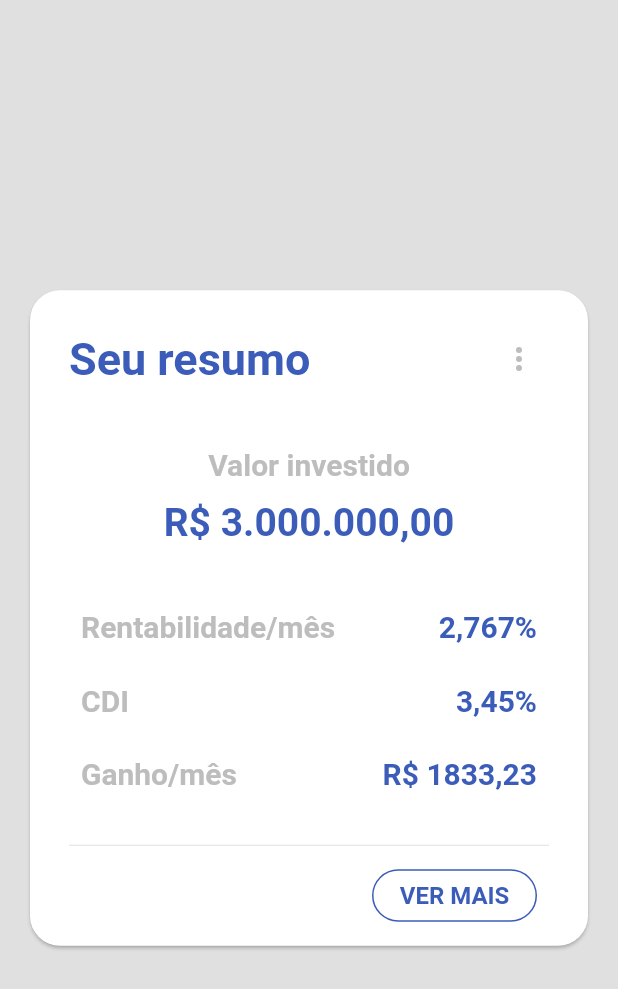
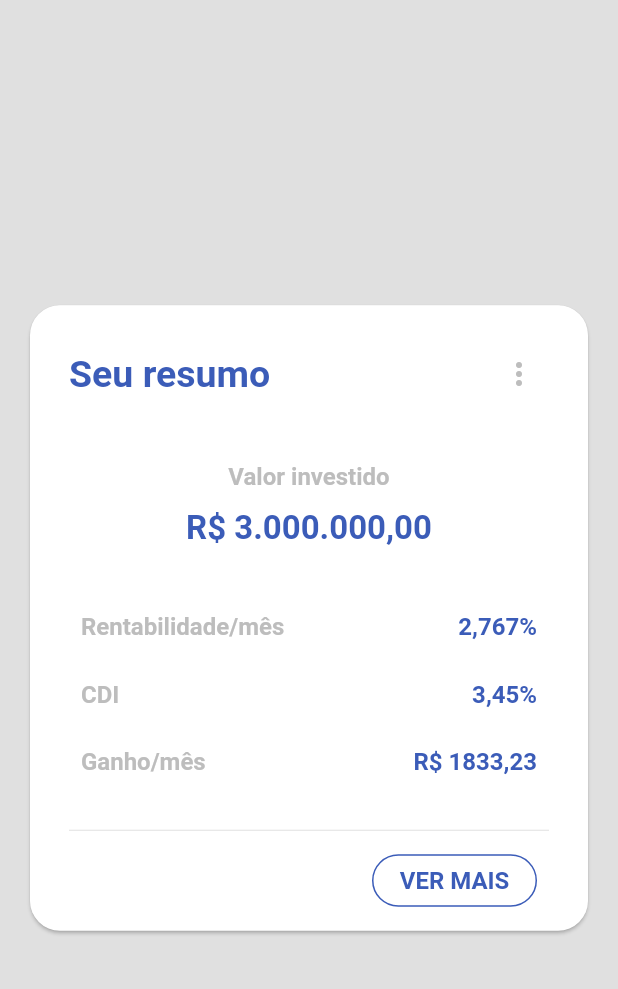
Before and after one commit to ollinmagno/fliper_app, a Flutter app: the screen it shows after launch, on a phone screen of 412 x 824 dp. Shown: the top 989 px of the screen. Run offline on Flutter 3.47's test engine with Material 2 defaults, Android fonts, the phone set to English and light mode, and no system bars.

Commit message:
tamanho da fonte ajustado

```diff
--- a/lib/src/components/text_home.dart
+++ b/lib/src/components/text_home.dart
@@ -10,7 +10,7 @@ class TextHome extends StatelessWidget {
   Widget build(BuildContext context) {
     return Text(text,
         style: TextStyle(
-            fontSize: 20,
+            fontSize: 16,
             color: this.color ?? Colors.grey.shade400,
             fontWeight: FontWeight.bold));
   }
--- a/lib/src/home/home_screen.dart
+++ b/lib/src/home/home_screen.dart
@@ -29,7 +29,7 @@ class HomeScreen extends StatelessWidget {
                         Text(
                           "Seu resumo",
                           style: TextStyle(
-                              fontSize: 30,
+                              fontSize: 25,
                               color: Color(0xff3b5cb8),
                               fontWeight: FontWeight.bold),
                         ),
@@ -55,7 +55,7 @@ class HomeScreen extends StatelessWidget {
                         "R\$ 3.000.000,00",
                         style: TextStyle(
                             color: Color(0xff3b5cb8),
-                            fontSize: 26,
+                            fontSize: 22,
                             fontWeight: FontWeight.bold),
                       ),
                     ),
```
